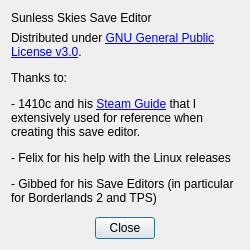
Before: the Qt Designer form Qt Designer UI/about_window.ui in n0stalghia/Sunless_Skies_Save_Editor, drawn with Qt 5.
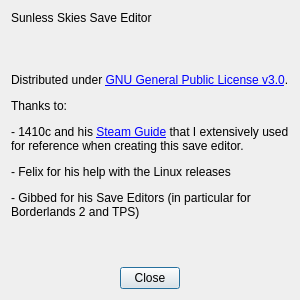
After: the same form once the commit is applied.

Commit message: Finished implementing the Possessions Tab (Port Reports, Heirlooms) Several bugfixes for handling invalid inputs Rewritten several core functions for the Stats Tab

```diff
--- a/Qt Designer UI/about_window.ui
+++ b/Qt Designer UI/about_window.ui
@@ -6,8 +6,8 @@
    <rect>
     <x>0</x>
     <y>0</y>
-    <width>250</width>
-    <height>250</height>
+    <width>300</width>
+    <height>300</height>
    </rect>
   </property>
   <property name="windowTitle">
```
The commit also changes 6 other files.
